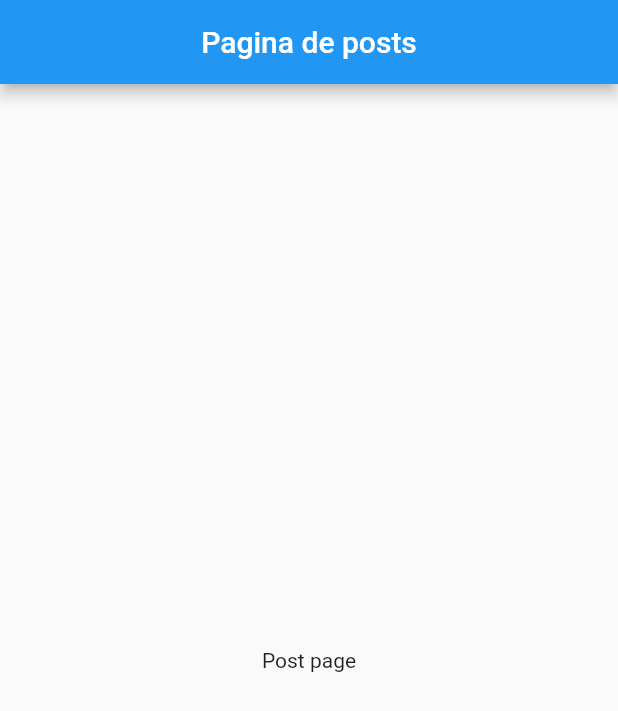
After one commit to israelhudson/flutter_favorites_bloc, a Flutter app: the screen it shows after launch, on a phone screen of 412 x 824 dp. The commit adds this screen. Shown: the top 711 px of the screen. Run offline on Flutter 3.47's test engine with Material 2 defaults, Android fonts, the phone set to English and light mode, and no system bars; our stand-ins replace dio, rxdart; missing offline and left inert: bloc_pattern; generated files the repository leaves out were written again.

Commit message:
organizando e criando classes

```diff
--- a/lib/models/Post.dart
+++ b/lib/models/Post.dart
@@ -14,5 +14,5 @@ class Post {
 
   factory Post.fromJson(Map<String, dynamic> json) => _$PostFromJson(json);
 
-  Map<String, dynamic> toJson() => _PostToJson(this);
+  Map<String, dynamic> toJson() => _$PostToJson(this);
 }
--- /dev/null
+++ b/lib/views/PostPage.dart
@@ -0,0 +1,23 @@
+import 'package:flutter/material.dart';
+
+class PostPage extends StatefulWidget {
+  @override
+  _PostPageState createState() => _PostPageState();
+}
+
+class _PostPageState extends State<PostPage> {
+  @override
+  Widget build(BuildContext context) {
+    return Scaffold(
+      appBar: AppBar(
+        centerTitle: true,
+        title: Text("Pagina de posts"),
+      ),
+      body: Container(
+        child: Center(
+          child: Text("Post page"),
+        ),
+      ),
+    );
+  }
+}
```
Also changed, not shown: lib/blocs/FavoriteBloc.dart (added, +13 -0 lines), lib/blocs/FavoriteCardBloc.dart (added, +13 -0 lines), lib/blocs/PostBloc.dart (added, +11 -0 lines), lib/components/PostCard.dart (added, +16 -0 lines), lib/main.dart (+2 -95 lines), lib/views/FavoritesPage.dart (added, +23 -0 lines), 5 other files.
